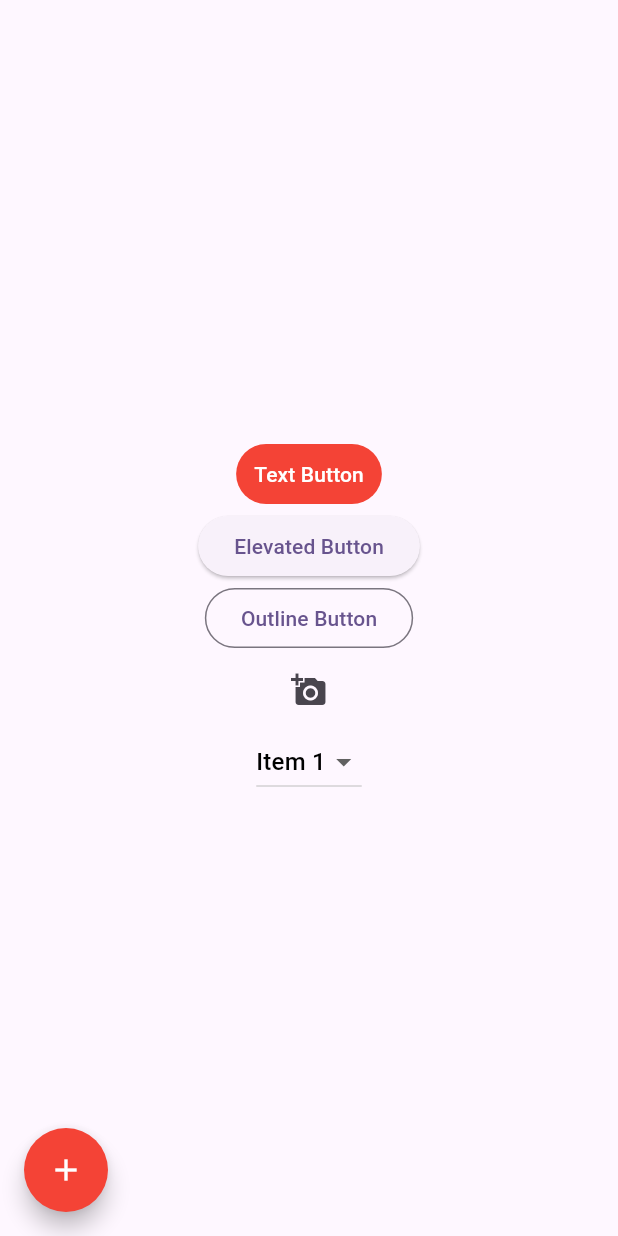
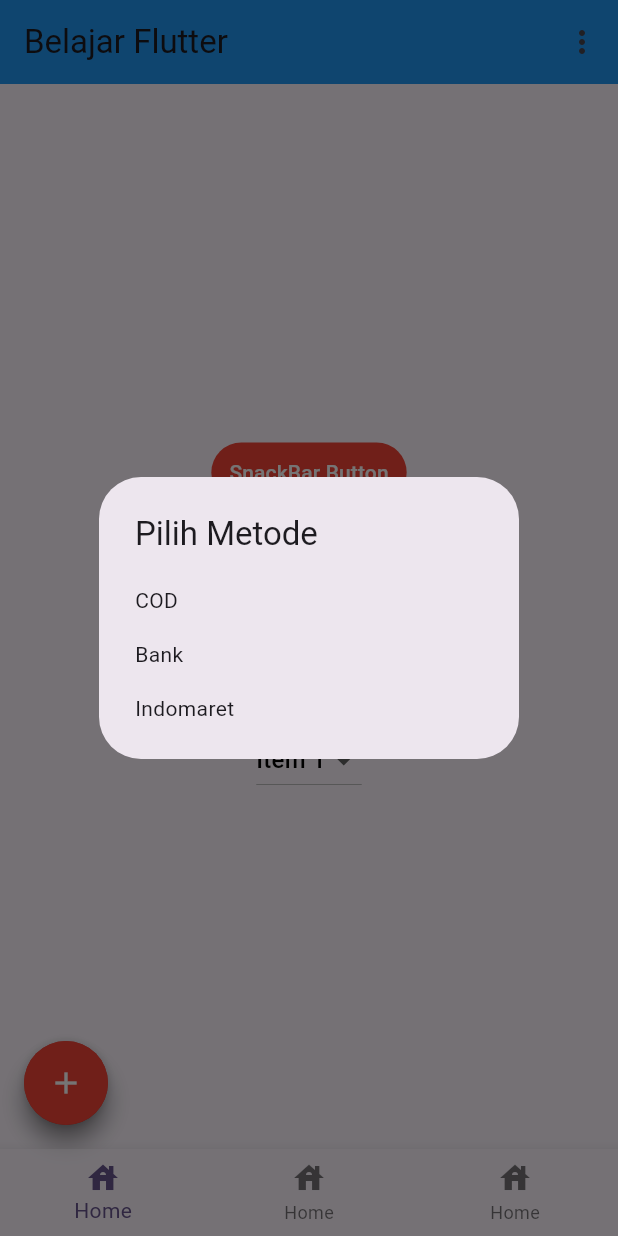
Before and after one commit to DandyMaulana19/learn-flutter, a Flutter app: the screen it shows after launch, after a tap on "Outline Button", on a phone screen of 412 x 824 dp. Run offline on Flutter 3.47's test engine with Material 3 defaults, Android fonts, the phone set to English and light mode, and no system bars.

Commit message:
try bottombar

```diff
--- /dev/null
+++ b/lib/bot_navbar.dart
@@ -0,0 +1,74 @@
+// ignore_for_file: prefer_const_constructors
+
+import 'package:flutter/material.dart';
+import 'package:try_flutter/button_screen.dart';
+
+class BotNavbar extends StatefulWidget {
+  const BotNavbar({super.key});
+
+  @override
+  State<BotNavbar> createState() => _BotNavbarState();
+}
+
+class _BotNavbarState extends State<BotNavbar> {
+  int _selectedIndex = 0;
+
+  static const List<Widget> pages = <Widget>[
+    ButtonScreen(),
+    Text(
+      'Halaman 2',
+      style: TextStyle(fontSize: 20, fontWeight: FontWeight.bold),
+    ),
+    Text(
+      "Halaman 3",
+      style: TextStyle(fontSize: 20, fontWeight: FontWeight.bold),
+    )
+  ];
+
+  @override
+  Widget build(BuildContext context) {
+    return Scaffold(
+      appBar: AppBar(
+        title: Text("Belajar Flutter"),
+        backgroundColor: Colors.blue,
+        actions: [
+          PopupMenuButton(
+            icon: Icon(Icons.more_vert),
+            itemBuilder: (context) {
+              return const [
+                PopupMenuItem(child: Text('Menu 1')),
+                PopupMenuItem(child: Text('Menu 2')),
+                PopupMenuItem(child: Text('Menu 3')),
+              ];
+            },
+          ),
+        ],
+      ),
+      floatingActionButton: FloatingActionButton(
+        onPressed: () {},
+        backgroundColor: Colors.red,
+        shape: CircleBorder(),
+        child: Icon(
+          Icons.add,
+          color: Colors.white,
+        ),
+      ),
+      floatingActionButtonLocation: FloatingActionButtonLocation.startFloat,
+      body: Center(
+        child: pages.elementAt(_selectedIndex),
+      ),
+      bottomNavigationBar: BottomNavigationBar(
+          items: const [
+            BottomNavigationBarItem(icon: Icon(Icons.house), label: "Home"),
+            BottomNavigationBarItem(icon: Icon(Icons.house), label: "Home"),
+            BottomNavigationBarItem(icon: Icon(Icons.house), label: "Home"),
+          ],
+          currentIndex: _selectedIndex,
+          onTap: (index) {
+            setState(() {
+              _selectedIndex = index;
+            });
+          }),
+    );
+  }
+}
--- a/lib/button_screen.dart
+++ b/lib/button_screen.dart
@@ -31,14 +31,64 @@ class _ButtonScreenState extends State<ButtonScreen> {
         children: [
           TextButton(
               style: TextButton.styleFrom(backgroundColor: Colors.red),
-              onPressed: () {},
+              onPressed: () {
+                ScaffoldMessenger.of(context).showSnackBar(
+                  SnackBar(
+                    duration: const Duration(seconds: 5),
+                    content: Text('Button Clicked'),
+                    action: SnackBarAction(label: 'Undo', onPressed: () {}),
+                  ),
+                );
+              },
               child: Text(
-                'Text Button',
+                'SnackBar Button',
                 style: TextStyle(color: Colors.white),
               )),
           ElevatedButton(
-              onPressed: () {}, child: const Text('Elevated Button')),
-          OutlinedButton(onPressed: () {}, child: const Text('Outline Button')),
+              onPressed: () {
+                showDialog(
+                  context: context,
+                  builder: (context) {
+                    return AlertDialog(
+                      title: Text("Menghapus List"),
+                      content: Text("Apakah anda yakin ?"),
+                      actions: [
+                        TextButton(
+                            onPressed: () {
+                              Navigator.of(context).pop;
+                            },
+                            child: Text("No")),
+                        TextButton(
+                            onPressed: () {
+                              Navigator.of(context).pop;
+                            },
+                            child: Text("Yes")),
+                      ],
+                    );
+                  },
+                );
+              },
+              child: const Text('Dialog Button')),
+          OutlinedButton(
+              onPressed: () {
+                showDialog(
+                  context: context,
+                  builder: (context) {
+                    return SimpleDialog(
+                      title: Text("Pilih Metode"),
+                      children: [
+                        SimpleDialogOption(
+                            onPressed: () {}, child: Text('COD')),
+                        SimpleDialogOption(
+                            onPressed: () {}, child: Text('Bank')),
+                        SimpleDialogOption(
+                            onPressed: () {}, child: Text('Indomaret')),
+                      ],
+                    );
+                  },
+                );
+              },
+              child: const Text('Outline Button')),
           IconButton(onPressed: () {}, icon: const Icon(Icons.add_a_photo)),
           DropdownButton<String>(
               value: _selectedValue,
--- a/lib/main.dart
+++ b/lib/main.dart
@@ -1,6 +1,7 @@
 import 'package:flutter/material.dart';
 import 'package:try_flutter/button_screen.dart';
 import 'package:try_flutter/tugaslayout.dart';
+import 'package:try_flutter/bot_navbar.dart';
 
 void main() {
   runApp(const MyApp());
@@ -33,10 +34,12 @@ class MyApp extends StatelessWidget {
         colorScheme: ColorScheme.fromSeed(seedColor: Colors.deepPurple),
         useMaterial3: true,
       ),
+      debugShowCheckedModeBanner: false,
       // home: Dandy_1201222032(),
       // home: const Layout2(),
       // home: const Tugaslayout(),
-      home: const ButtonScreen(),
+      // home: const ButtonScreen(),
+      home: const BotNavbar(),
     );
   }
 }
```
